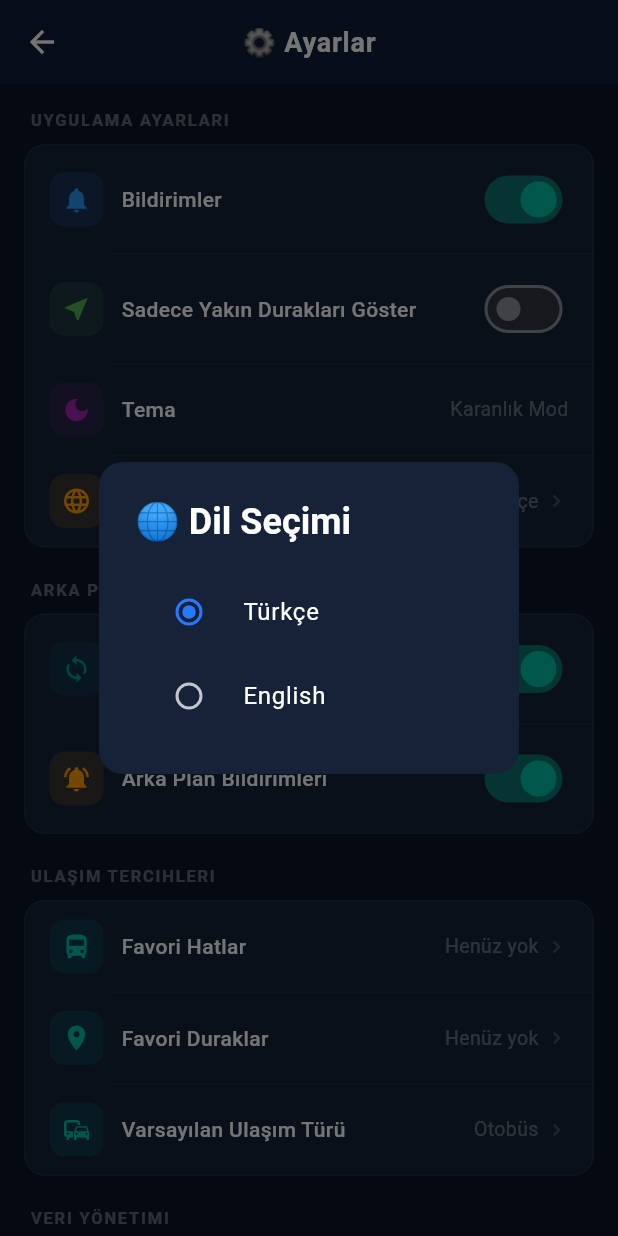
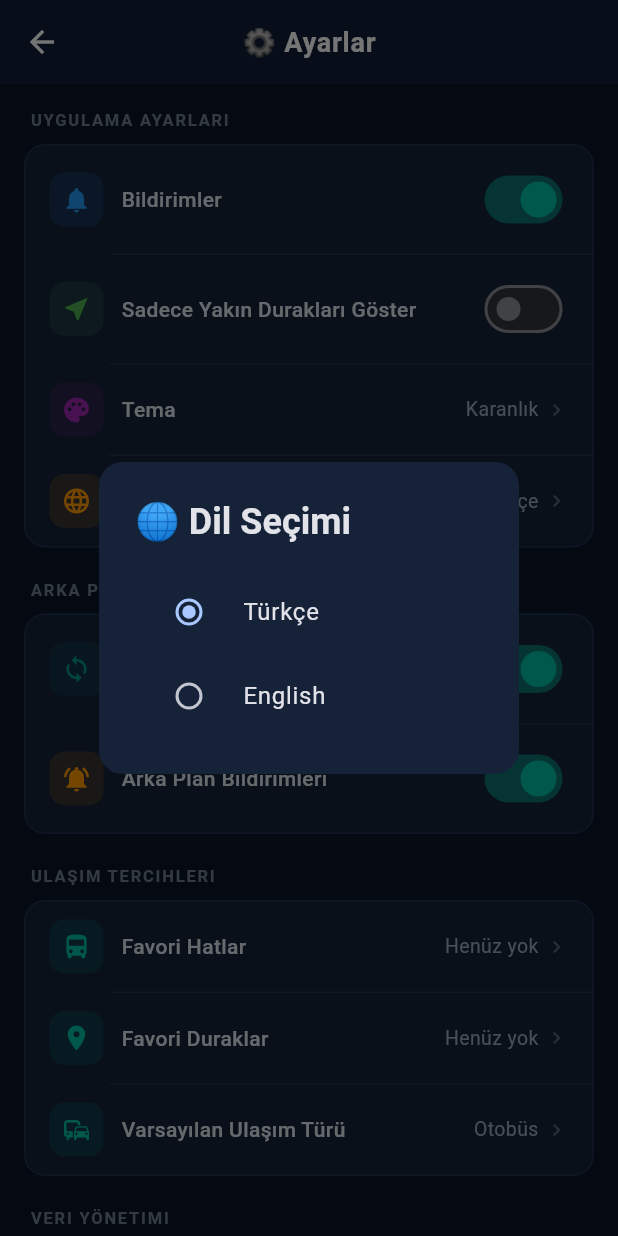
Before and after one commit to tarihcituranx/Samsun-mobil, a Flutter app: the SettingsScreen screen opened directly, after a tap on "Dil Seçimi", on a phone screen of 412 x 824 dp. Run offline on Flutter 3.47's test engine with Material 3 defaults, Android fonts, the phone set to English and light mode, and no system bars; our stand-ins replace flutter_map, geolocator, latlong2, package_info_plus, shared_preferences, sqflite; accounts and stored records are empty; network calls fail.

Commit message:
THEME: Add dark/light/system theme modes, theme-aware settings UI, readable text colors
Co-authored-by: tarihcituranx <206936108+tarihcituranx@users.noreply.github.com>

```diff
--- a/lib/main.dart
+++ b/lib/main.dart
@@ -19,25 +19,35 @@ class SamsunRouteApp extends StatefulWidget {
     state?._changeLocale(locale);
   }
 
+  static void setThemeMode(BuildContext context, ThemeMode mode) {
+    final state = context.findAncestorStateOfType<_SamsunRouteAppState>();
+    state?._changeThemeMode(mode);
+  }
+
   @override
   State<SamsunRouteApp> createState() => _SamsunRouteAppState();
 }
 
 class _SamsunRouteAppState extends State<SamsunRouteApp> {
   Locale _locale = const Locale('tr');
+  ThemeMode _themeMode = ThemeMode.dark;
 
   @override
   void initState() {
     super.initState();
-    _loadSavedLocale();
+    _loadSavedPreferences();
   }
 
-  Future<void> _loadSavedLocale() async {
+  Future<void> _loadSavedPreferences() async {
     final prefs = await SharedPreferences.getInstance();
     final lang = prefs.getString('language') ?? 'Türkçe';
+    final theme = prefs.getString('theme_mode') ?? 'dark';
     if (mounted) {
       setState(() {
         _locale = lang == 'English' ? const Locale('en') : const Locale('tr');
+        _themeMode = theme == 'light' ? ThemeMode.light
+            : theme == 'system' ? ThemeMode.system
+            : ThemeMode.dark;
       });
     }
   }
@@ -46,19 +56,12 @@ class _SamsunRouteAppState extends State<SamsunRouteApp> {
     setState(() => _locale = locale);
   }
 
-  @override
-  Widget build(BuildContext context) {
-    return MaterialApp(
-      title: 'Samsun Ulaşım Sistemi',
-      debugShowCheckedModeBanner: false,
-      locale: _locale,
-      supportedLocales: const [Locale('tr'), Locale('en')],
-      localizationsDelegates: const [
-        GlobalMaterialLocalizations.delegate,
-        GlobalWidgetsLocalizations.delegate,
-        GlobalCupertinoLocalizations.delegate,
-      ],
-      theme: ThemeData(
+  void _changeThemeMode(ThemeMode mode) {
+    setState(() => _themeMode = mode);
+  }
+
+  // ─── KARANLIK TEMA ───
+  static ThemeData get _darkTheme => ThemeData(
     colorSchemeSeed: const Color(0xFF0A1628),
     brightness: Brightness.dark,
     useMaterial3: true,
@@ -87,19 +90,98 @@ class _SamsunRouteAppState extends State<SamsunRouteApp> {
       filled: true,
       fillColor: const Color(0xFF152238),
       border: OutlineInputBorder(borderRadius: BorderRadius.circular(12), borderSide: BorderSide.none),
-          hintStyle: TextStyle(color: Colors.white.withOpacity(0.35)),
-          labelStyle: TextStyle(color: Colors.white.withOpacity(0.6)),
+      hintStyle: const TextStyle(color: Color(0xFF8899AA)),
+      labelStyle: const TextStyle(color: Color(0xFFAABBCC)),
     ),
-        dividerColor: Colors.white.withOpacity(0.08),
+    dividerColor: const Color(0xFF1E3250),
+    // Yazı okunabilirliği: yeterli kontrast sağla
+    textTheme: const TextTheme(
+      bodyLarge: TextStyle(color: Color(0xFFE0E6ED)),
+      bodyMedium: TextStyle(color: Color(0xFFCCD4DD)),
+      bodySmall: TextStyle(color: Color(0xFF99AABB)),
+      titleLarge: TextStyle(color: Colors.white, fontWeight: FontWeight.bold),
+      titleMedium: TextStyle(color: Color(0xFFE0E6ED), fontWeight: FontWeight.w600),
+      labelLarge: TextStyle(color: Color(0xFFCCD4DD)),
+    ),
     bottomNavigationBarTheme: const BottomNavigationBarThemeData(
       backgroundColor: Color(0xFF0F1E36),
       selectedItemColor: Color(0xFF2979FF),
-          unselectedItemColor: Color(0xFF546E8A),
+      unselectedItemColor: Color(0xFF7A8FA5),
       type: BottomNavigationBarType.fixed,
       selectedLabelStyle: TextStyle(fontSize: 11, fontWeight: FontWeight.w600),
       unselectedLabelStyle: TextStyle(fontSize: 10),
     ),
+  );
+
+  // ─── AYDINLIK TEMA ───
+  static ThemeData get _lightTheme => ThemeData(
+    colorSchemeSeed: const Color(0xFF2979FF),
+    brightness: Brightness.light,
+    useMaterial3: true,
+    scaffoldBackgroundColor: const Color(0xFFF5F7FA),
+    appBarTheme: const AppBarTheme(
+      backgroundColor: Color(0xFF2979FF),
+      foregroundColor: Colors.white,
+      elevation: 0,
+      centerTitle: true,
+      titleTextStyle: TextStyle(fontSize: 17, fontWeight: FontWeight.w700, color: Colors.white, letterSpacing: 0.5),
     ),
+    cardTheme: CardThemeData(
+      color: Colors.white,
+      elevation: 2,
+      shadowColor: Colors.black12,
+      shape: RoundedRectangleBorder(borderRadius: BorderRadius.circular(14)),
+    ),
+    elevatedButtonTheme: ElevatedButtonThemeData(
+      style: ElevatedButton.styleFrom(
+        backgroundColor: const Color(0xFF2979FF),
+        foregroundColor: Colors.white,
+        shape: RoundedRectangleBorder(borderRadius: BorderRadius.circular(12)),
+        padding: const EdgeInsets.symmetric(vertical: 14, horizontal: 24),
+      ),
+    ),
+    inputDecorationTheme: InputDecorationTheme(
+      filled: true,
+      fillColor: const Color(0xFFEEF1F5),
+      border: OutlineInputBorder(borderRadius: BorderRadius.circular(12), borderSide: BorderSide.none),
+      hintStyle: const TextStyle(color: Color(0xFF8899AA)),
+      labelStyle: const TextStyle(color: Color(0xFF556677)),
+    ),
+    dividerColor: const Color(0xFFE0E6ED),
+    // Yazı okunabilirliği: koyu metin açık arka plan
+    textTheme: const TextTheme(
+      bodyLarge: TextStyle(color: Color(0xFF1A2940)),
+      bodyMedium: TextStyle(color: Color(0xFF334455)),
+      bodySmall: TextStyle(color: Color(0xFF667788)),
+      titleLarge: TextStyle(color: Color(0xFF0A1628), fontWeight: FontWeight.bold),
+      titleMedium: TextStyle(color: Color(0xFF1A2940), fontWeight: FontWeight.w600),
+      labelLarge: TextStyle(color: Color(0xFF334455)),
+    ),
+    bottomNavigationBarTheme: const BottomNavigationBarThemeData(
+      backgroundColor: Colors.white,
+      selectedItemColor: Color(0xFF2979FF),
+      unselectedItemColor: Color(0xFF8899AA),
+      type: BottomNavigationBarType.fixed,
+      selectedLabelStyle: TextStyle(fontSize: 11, fontWeight: FontWeight.w600),
+      unselectedLabelStyle: TextStyle(fontSize: 10),
+    ),
+  );
+
+  @override
+  Widget build(BuildContext context) {
+    return MaterialApp(
+      title: 'Samsun Ulaşım Sistemi',
+      debugShowCheckedModeBanner: false,
+      locale: _locale,
+      supportedLocales: const [Locale('tr'), Locale('en')],
+      localizationsDelegates: const [
+        GlobalMaterialLocalizations.delegate,
+        GlobalWidgetsLocalizations.delegate,
+        GlobalCupertinoLocalizations.delegate,
+      ],
+      theme: _lightTheme,
+      darkTheme: _darkTheme,
+      themeMode: _themeMode,
       home: const _SplashLoader(),
     );
   }
--- a/lib/screens/settings_screen.dart
+++ b/lib/screens/settings_screen.dart
@@ -22,6 +22,7 @@ class _SettingsScreenState extends State<SettingsScreen> {
   String _appVersion = '';
   bool _bgUpdateEnabled = true;
   bool _bgNotificationsEnabled = true;
+  String _selectedTheme = 'dark'; // dark, light, system
 
   @override
   void initState() {
@@ -50,6 +51,7 @@ class _SettingsScreenState extends State<SettingsScreen> {
       _favoriDuraklar = prefs.getStringList('favori_duraklar') ?? [];
       _bgUpdateEnabled = prefs.getBool('bg_update_enabled') ?? true;
       _bgNotificationsEnabled = prefs.getBool('bg_notifications_enabled') ?? true;
+      _selectedTheme = prefs.getString('theme_mode') ?? 'dark';
     });
   }
 
@@ -66,12 +68,11 @@ class _SettingsScreenState extends State<SettingsScreen> {
 
   @override
   Widget build(BuildContext context) {
+    final isDark = Theme.of(context).brightness == Brightness.dark;
     return Scaffold(
-      backgroundColor: const Color(0xFF0A1628),
+      backgroundColor: Theme.of(context).scaffoldBackgroundColor,
       appBar: AppBar(
         title: const Text('⚙️ Ayarlar', style: TextStyle(fontWeight: FontWeight.bold, fontSize: 18)),
-        backgroundColor: const Color(0xFF0F1E36),
-        elevation: 0,
       ),
       body: ListView(
         padding: const EdgeInsets.all(16),
@@ -89,7 +90,9 @@ class _SettingsScreenState extends State<SettingsScreen> {
               _savePreference('show_nearby_only', v);
             }),
             _divider(),
-            _infoItem(Icons.dark_mode, Colors.purple, 'Tema', 'Karanlık Mod'),
+            _chevronItem(Icons.palette, Colors.purple, 'Tema',
+              subtitle: _selectedTheme == 'light' ? 'Aydınlık' : _selectedTheme == 'system' ? 'Otomatik' : 'Karanlık',
+              onTap: () => _showThemeDialog(context)),
             _divider(),
             _chevronItem(Icons.language, Colors.orange, 'Dil Seçimi', subtitle: _selectedLanguage, onTap: () => _showLanguageDialog(context)),
           ]),
@@ -163,14 +166,57 @@ class _SettingsScreenState extends State<SettingsScreen> {
 
           // Versiyon
           Center(
-            child: Text('Samsun Ulaşım Sistemi $_appVersion', style: TextStyle(color: Colors.white.withOpacity(0.25), fontSize: 13)),
+            child: Text('Samsun Ulaşım Sistemi $_appVersion', style: TextStyle(color: Theme.of(context).textTheme.bodySmall?.color?.withOpacity(0.6), fontSize: 13)),
           ),
           const SizedBox(height: 4),
           Center(
-            child: Text('By Turan KAYA', style: TextStyle(color: Colors.white.withOpacity(0.15), fontSize: 11, fontStyle: FontStyle.italic)),
+            child: Text('By Turan KAYA', style: TextStyle(color: Theme.of(context).textTheme.bodySmall?.color?.withOpacity(0.4), fontSize: 11, fontStyle: FontStyle.italic)),
           ),
           const SizedBox(height: 16),
         ],
+      ),
+    );
+  }
+
+  // ─── TEMA SEÇİMİ (3 MOD) ───
+  void _showThemeDialog(BuildContext context) {
+    final themes = [
+      {'key': 'dark', 'label': 'Karanlık', 'icon': Icons.dark_mode},
+      {'key': 'light', 'label': 'Aydınlık', 'icon': Icons.light_mode},
+      {'key': 'system', 'label': 'Otomatik (Sistem)', 'icon': Icons.brightness_auto},
+    ];
+    showDialog(
+      context: context,
+      builder: (ctx) => AlertDialog(
+        backgroundColor: Theme.of(context).cardTheme.color ?? const Color(0xFF152238),
+        shape: RoundedRectangleBorder(borderRadius: BorderRadius.circular(16)),
+        title: Row(children: [
+          Icon(Icons.palette, color: Theme.of(context).colorScheme.primary),
+          const SizedBox(width: 8),
+          const Text('Tema Seçimi', style: TextStyle(fontWeight: FontWeight.bold)),
+        ]),
+        content: Column(
+          mainAxisSize: MainAxisSize.min,
+          children: themes.map((t) => RadioListTile<String>(
+            title: Row(children: [
+              Icon(t['icon'] as IconData, size: 20),
+              const SizedBox(width: 8),
+              Text(t['label'] as String),
+            ]),
+            value: t['key'] as String,
+            groupValue: _selectedTheme,
+            activeColor: Theme.of(context).colorScheme.primary,
+            onChanged: (v) {
+              setState(() => _selectedTheme = v!);
+              _savePreference('theme_mode', v!);
+              final mode = v == 'light' ? ThemeMode.light
+                  : v == 'system' ? ThemeMode.system
+                  : ThemeMode.dark;
+              SamsunRouteApp.setThemeMode(context, mode);
+              Navigator.pop(ctx);
+            },
+          )).toList(),
+        ),
       ),
     );
   }
@@ -181,16 +227,16 @@ class _SettingsScreenState extends State<SettingsScreen> {
     showDialog(
       context: context,
       builder: (ctx) => AlertDialog(
-        backgroundColor: const Color(0xFF152238),
+        backgroundColor: Theme.of(context).cardTheme.color,
         shape: RoundedRectangleBorder(borderRadius: BorderRadius.circular(16)),
-        title: const Text('🌐 Dil Seçimi', style: TextStyle(color: Colors.white, fontWeight: FontWeight.bold)),
+        title: const Text('🌐 Dil Seçimi', style: TextStyle(fontWeight: FontWeight.bold)),
         content: Column(
           mainAxisSize: MainAxisSize.min,
           children: languages.map((lang) => RadioListTile<String>(
-            title: Text(lang, style: const TextStyle(color: Colors.white)),
+            title: Text(lang),
             value: lang,
             groupValue: _selectedLanguage,
-            activeColor: const Color(0xFF2979FF),
+            activeColor: Theme.of(context).colorScheme.primary,
             onChanged: (v) {
               setState(() => _selectedLanguage = v!);
               _savePreference('language', v!);
@@ -214,16 +260,16 @@ class _SettingsScreenState extends State<SettingsScreen> {
     showDialog(
       context: context,
       builder: (ctx) => AlertDialog(
-        backgroundColor: const Color(0xFF152238),
+        backgroundColor: Theme.of(context).cardTheme.color,
         shape: RoundedRectangleBorder(borderRadius: BorderRadius.circular(16)),
-        title: const Text('🚌 Varsayılan Ulaşım Türü', style: TextStyle(color: Colors.white, fontWeight: FontWeight.bold)),
+        title: const Text('🚌 Varsayılan Ulaşım Türü', style: TextStyle(fontWeight: FontWeight.bold)),
         content: Column(
           mainAxisSize: MainAxisSize.min,
           children: types.map((t) => RadioListTile<String>(
             title: Row(children: [
               Icon(t['icon'] as IconData, color: Colors.white70, size: 20),
               const SizedBox(width: 8),
-              Text(t['name'] as String, style: const TextStyle(color: Colors.white)),
+              Text(t['name'] as String, style: const TextStyle()),
             ]),
             value: t['name'] as String,
             groupValue: _defaultTransport,
@@ -244,9 +290,9 @@ class _SettingsScreenState extends State<SettingsScreen> {
     showDialog(
       context: context,
       builder: (ctx) => AlertDialog(
-        backgroundColor: const Color(0xFF152238),
+        backgroundColor: Theme.of(context).cardTheme.color,
         shape: RoundedRectangleBorder(borderRadius: BorderRadius.circular(16)),
-        title: const Text('⭐ Favori Hatlar', style: TextStyle(color: Colors.white, fontWeight: FontWeight.bold)),
+        title: const Text('⭐ Favori Hatlar', style: TextStyle(fontWeight: FontWeight.bold)),
         content: SizedBox(
           width: double.maxFinite,
           child: Column(mainAxisSize: MainAxisSize.min, children: [
@@ -259,7 +305,7 @@ class _SettingsScreenState extends State<SettingsScreen> {
             else
               ...List.generate(_favoriHatlar.length, (i) => ListTile(
                 leading: const Icon(Icons.directions_bus, color: Color(0xFF00BFA5)),
-                title: Text(_favoriHatlar[i], style: const TextStyle(color: Colors.white)),
+                title: Text(_favoriHatlar[i], style: const TextStyle()),
                 trailing: IconButton(
                   icon: const Icon(Icons.delete_outline, color: Color(0xFFFF5252), size: 20),
                   onPressed: () {
@@ -284,9 +330,9 @@ class _SettingsScreenState extends State<SettingsScreen> {
     showDialog(
       context: context,
       builder: (ctx) => AlertDialog(
-        backgroundColor: const Color(0xFF152238),
+        backgroundColor: Theme.of(context).cardTheme.color,
         shape: RoundedRectangleBorder(borderRadius: BorderRadius.circular(16)),
-        title: const Text('📍 Favori Duraklar', style: TextStyle(color: Colors.white, fontWeight: FontWeight.bold)),
+        title: const Text('📍 Favori Duraklar', style: TextStyle(fontWeight: FontWeight.bold)),
         content: SizedBox(
           width: double.maxFinite,
           child: Column(mainAxisSize: MainAxisSize.min, children: [
@@ -299,7 +345,7 @@ class _SettingsScreenState extends State<SettingsScreen> {
             else
               ...List.generate(_favoriDuraklar.length, (i) => ListTile(
                 leading: const Icon(Icons.location_on, color: Color(0xFF00BFA5)),
-                title: Text(_favoriDuraklar[i], style: const TextStyle(color: Colors.white)),
+                title: Text(_favoriDuraklar[i], style: const TextStyle()),
                 trailing: IconButton(
                   icon: const Icon(Icons.delete_outline, color: Color(0xFFFF5252), size: 20),
                   onPressed: () {
@@ -324,9 +370,9 @@ class _SettingsScreenState extends State<SettingsScreen> {
     showDialog(
       context: context,
       builder: (ctx) => AlertDialog(
-        backgroundColor: const Color(0xFF152238),
+        backgroundColor: Theme.of(context).cardTheme.color,
         shape: RoundedRectangleBorder(borderRadius: BorderRadius.circular(16)),
-        title: const Text('🔄 Verileri Yenile', style: TextStyle(color: Colors.white, fontWeight: FontWeight.bold)),
+        title: const Text('🔄 Verileri Yenile', style: TextStyle(fontWeight: FontWeight.bold)),
         content: Text('Tüm hat, durak ve sefer verileri sunucudan yeniden yüklenecek.\n\nDevam etmek istiyor musunuz?',
           style: TextStyle(color: Colors.white.withOpacity(0.7), fontSize: 13)),
         actions: [
@@ -356,9 +402,9 @@ class _SettingsScreenState extends State<SettingsScreen> {
     showDialog(
       context: context,
       builder: (ctx) => AlertDialog(
-        backgroundColor: const Color(0xFF152238),
+        backgroundColor: Theme.of(context).cardTheme.color,
         shape: RoundedRectangleBorder(borderRadius: BorderRadius.circular(16)),
-        title: const Text('🗑️ Önbelleği Temizle', style: TextStyle(color: Colors.white, fontWeight: FontWeight.bold)),
+        title: const Text('🗑️ Önbelleği Temizle', style: TextStyle(fontWeight: FontWeight.bold)),
         content: Text('Uygulama önbelleği temizlenecek. Bu işlem sonrası veriler tekrar yüklenecektir.\n\nDevam etmek istiyor musunuz?',
           style: TextStyle(color: Colors.white.withOpacity(0.7), fontSize: 13)),
         actions: [
@@ -399,9 +445,9 @@ class _SettingsScreenState extends State<SettingsScreen> {
     showDialog(
       context: context,
       builder: (ctx) => AlertDialog(
-        backgroundColor: const Color(0xFF152238),
+        backgroundColor: Theme.of(context).cardTheme.color,
         shape: RoundedRectangleBorder(borderRadius: BorderRadius.circular(16)),
-        title: const Text('📄 Kullanım Koşulları', style: TextStyle(color: Colors.white, fontWeight: FontWeight.bold)),
+        title: const Text('📄 Kullanım Koşulları', style: TextStyle(fontWeight: FontWeight.bold)),
         content: SingleChildScrollView(
           child: Column(crossAxisAlignment: CrossAxisAlignment.start, children: [
             _termsSection('1. Genel', 'Bu uygulama Samsun Büyükşehir Belediyesi toplu taşıma hizmetleri hakkında bilgi sağlamak amacıyla geliştirilmiştir.'),
@@ -434,9 +480,9 @@ class _SettingsScreenState extends State<SettingsScreen> {
     showDialog(
       context: context,
       builder: (ctx) => AlertDialog(
-        backgroundColor: const Color(0xFF152238),
+        backgroundColor: Theme.of(context).cardTheme.color,
         shape: RoundedRectangleBorder(borderRadius: BorderRadius.circular(16)),
-        title: const Text('🔒 Gizlilik Politikası', style: TextStyle(color: Colors.white, fontWeight: FontWeight.bold)),
+        title: const Text('🔒 Gizlilik Politikası', style: TextStyle(fontWeight: FontWeight.bold)),
         content: SingleChildScrollView(
           child: Column(crossAxisAlignment: CrossAxisAlignment.start, children: [
             _termsSection('Konum Verisi', 'Konum bilginiz yalnızca yakın durak tespiti ve rota hesaplama için cihazınızda işlenir. Sunucuya gönderilmez.'),
@@ -455,22 +501,22 @@ class _SettingsScreenState extends State<SettingsScreen> {
   Widget _sectionHeader(String title) {
     return Padding(
       padding: const EdgeInsets.only(left: 4, bottom: 8),
-      child: Text(title.toUpperCase(), style: TextStyle(color: Colors.white.withOpacity(0.35), fontSize: 11, fontWeight: FontWeight.w600, letterSpacing: 1.2)),
+      child: Text(title.toUpperCase(), style: TextStyle(color: Theme.of(context).textTheme.bodySmall?.color?.withOpacity(0.7), fontSize: 11, fontWeight: FontWeight.w600, letterSpacing: 1.2)),
     );
   }
 
   Widget _card(List<Widget> children) {
     return Container(
       decoration: BoxDecoration(
-        color: const Color(0xFF152238),
+        color: Theme.of(context).cardTheme.color ?? Theme.of(context).cardColor,
         borderRadius: BorderRadius.circular(14),
-        border: Border.all(color: Colors.white.withOpacity(0.05)),
+        border: Border.all(color: Theme.of(context).dividerColor),
       ),
       child: Column(children: children),
     );
   }
 
-  Widget _divider() => Divider(height: 1, color: Colors.white.withOpacity(0.05), indent: 56);
+  Widget _divider() => Divider(height: 1, color: Theme.of(context).dividerColor, indent: 56);
 
   Widget _iconBox(IconData icon, Color color) {
     return Container(
@@ -486,7 +532,7 @@ class _SettingsScreenState extends State<SettingsScreen> {
       child: Row(children: [
         _iconBox(icon, color),
         const SizedBox(width: 12),
-        Expanded(child: Text(title, style: const TextStyle(color: Colors.white, fontWeight: FontWeight.w500, fontSize: 14))),
+        Expanded(child: Text(title, style: TextStyle(color: Theme.of(context).textTheme.bodyLarge?.color, fontWeight: FontWeight.w500, fontSize: 14))),
         Switch(value: value, onChanged: onChanged, activeThumbColor: const Color(0xFF00BFA5)),
       ]),
     );
@@ -498,8 +544,8 @@ class _SettingsScreenState extends State<SettingsScreen> {
       child: Row(children: [
         _iconBox(icon, color),
         const SizedBox(width: 12),
-        Expanded(child: Text(title, style: const TextStyle(color: Colors.white, fontWeight: FontWeight.w500, fontSize: 14))),
-        Text(info, style: TextStyle(color: Colors.white.withOpacity(0.35), fontSize: 13)),
+        Expanded(child: Text(title, style: TextStyle(color: Theme.of(context).textTheme.bodyLarge?.color, fontWeight: FontWeight.w500, fontSize: 14))),
+        Text(info, style: TextStyle(color: Theme.of(context).textTheme.bodySmall?.color, fontSize: 13)),
       ]),
     );
   }
@@ -513,24 +559,26 @@ class _SettingsScreenState extends State<SettingsScreen> {
         child: Row(children: [
           _iconBox(icon, color),
           const SizedBox(width: 12),
-          Expanded(child: Text(title, style: const TextStyle(color: Colors.white, fontWeight: FontWeight.w500, fontSize: 14))),
+          Expanded(child: Text(title, style: TextStyle(color: Theme.of(context).textTheme.bodyLarge?.color, fontWeight: FontWeight.w500, fontSize: 14))),
           if (subtitle != null) ...[
-            Text(subtitle, style: TextStyle(color: Colors.white.withOpacity(0.35), fontSize: 13)),
+            Text(subtitle, style: TextStyle(color: Theme.of(context).textTheme.bodySmall?.color, fontSize: 13)),
             const SizedBox(width: 4),
           ],
-          Icon(Icons.chevron_right, size: 16, color: Colors.white.withOpacity(0.2)),
+          Icon(Icons.chevron_right, size: 16, color: Theme.of(context).textTheme.bodySmall?.color?.withOpacity(0.5)),
         ]),
       ),
     );
   }
 
   void _showAboutDialog(BuildContext context) {
+    final textColor = Theme.of(context).textTheme.bodyLarge?.color ?? Colors.white;
+    final subTextColor = Theme.of(context).textTheme.bodySmall?.color ?? Colors.grey;
     showDialog(
       context: context,
       builder: (ctx) => AlertDialog(
-        backgroundColor: const Color(0xFF152238),
+        backgroundColor: Theme.of(context).cardTheme.color,
         shape: RoundedRectangleBorder(borderRadius: BorderRadius.circular(16)),
-        title: const Text('Hakkında', style: TextStyle(color: Colors.white, fontWeight: FontWeight.bold)),
+        title: Text('Hakkında', style: TextStyle(color: textColor, fontWeight: FontWeight.bold)),
         content: Column(mainAxisSize: MainAxisSize.min, crossAxisAlignment: CrossAxisAlignment.start, children: [
           Row(mainAxisAlignment: MainAxisAlignment.center, children: [
             ClipRRect(borderRadius: BorderRadius.circular(12),
@@ -542,23 +590,22 @@ class _SettingsScreenState extends State<SettingsScreen> {
                 errorBuilder: (_, __, ___) => const SizedBox(width: 48))),
           ]),
           const SizedBox(height: 16),
-          const Text('Samsun Ulaşım', style: TextStyle(color: Colors.white, fontSize: 18, fontWeight: FontWeight.bold)),
+          Text('Samsun Ulaşım', style: TextStyle(color: textColor, fontSize: 18, fontWeight: FontWeight.bold)),
           const SizedBox(height: 4),
           Text('Samsun Büyükşehir Belediyesi toplu taşıma uygulaması. Otobüs, tramvay, deniz, teleferik, Odak turistik hatlar ve SamAir havalimanı shuttle bilgilerini sunar.',
-            style: TextStyle(color: Colors.white.withOpacity(0.5), fontSize: 13)),
+            style: TextStyle(color: subTextColor, fontSize: 13)),
           const SizedBox(height: 12),
-          Text('Geliştirici: Turan KAYA', style: TextStyle(color: Colors.white.withOpacity(0.6), fontSize: 12, fontStyle: FontStyle.italic)),
-          Text('Versiyon: $_appVersion', style: TextStyle(color: Colors.white.withOpacity(0.3), fontSize: 11)),
+          Text('Geliştirici: Turan KAYA', style: TextStyle(color: subTextColor, fontSize: 12, fontStyle: FontStyle.italic)),
+          Text('Versiyon: $_appVersion', style: TextStyle(color: subTextColor.withOpacity(0.6), fontSize: 11)),
           const SizedBox(height: 12),
-          // Partnerler
-          Text('İş Ortakları', style: TextStyle(color: Colors.white.withOpacity(0.4), fontSize: 11, fontWeight: FontWeight.w600, letterSpacing: 1)),
+          Text('İş Ortakları', style: TextStyle(color: subTextColor, fontSize: 11, fontWeight: FontWeight.w600, letterSpacing: 1)),
           const SizedBox(height: 8),
           Row(children: [
             ClipRRect(borderRadius: BorderRadius.circular(8),
               child: Image.asset('assets/odak.png', width: 32, height: 32, fit: BoxFit.contain,
                 errorBuilder: (_, __, ___) => const SizedBox(width: 32))),
             const SizedBox(width: 8),
-            Text('Odak Samsun', style: TextStyle(color: Colors.white.withOpacity(0.5), fontSize: 12)),
+            Text('Odak Samsun', style: TextStyle(color: subTextColor, fontSize: 12)),
           ]),
           const SizedBox(height: 6),
           Row(children: [
@@ -566,7 +613,7 @@ class _SettingsScreenState extends State<SettingsScreen> {
               child: Image.asset('assets/samair.png', width: 32, height: 32, fit: BoxFit.contain,
                 errorBuilder: (_, __, ___) => const SizedBox(width: 32))),
             const SizedBox(width: 8),
-            Text('SamAir', style: TextStyle(color: Colors.white.withOpacity(0.5), fontSize: 12)),
+            Text('SamAir', style: TextStyle(color: subTextColor, fontSize: 12)),
           ]),
         ]),
         actions: [
```
Lines whose indentation alone changed are shown as unchanged.
